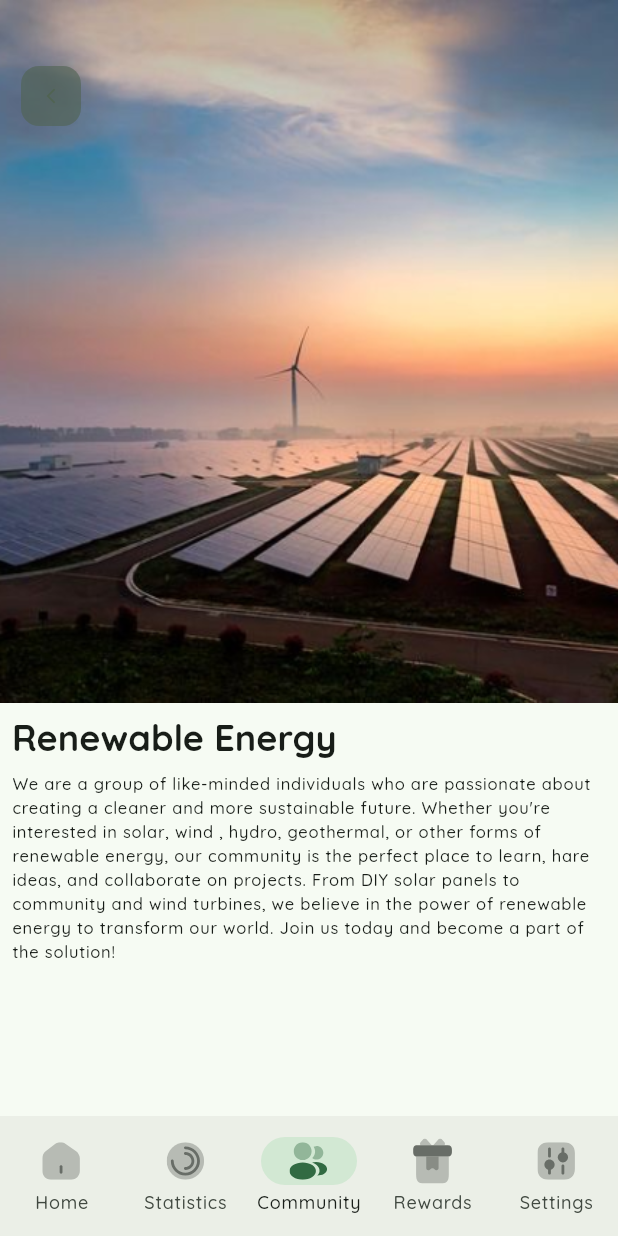
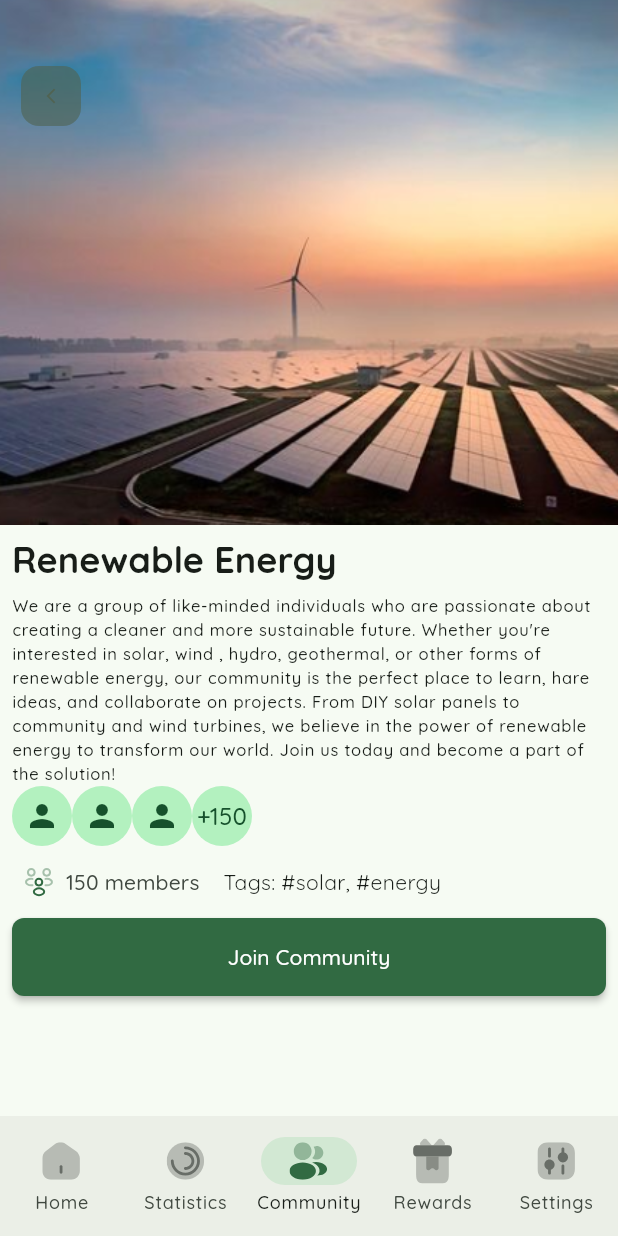
Before and after one commit to Quingsley/CarbonZero, a Flutter app: the CommunityDetails screen opened by its route, on a phone screen of 412 x 824 dp. Run offline on Flutter 3.47's test engine with Material 3 defaults, Android fonts, the phone set to English and light mode, and no system bars; our stand-ins replace fl_chart, flex_color_scheme, flutter_svg, go_router, google_fonts, image_picker and 2 more; accounts and stored records are empty; project files that could hold a hidden picture were left out.

```diff
--- a/lib/features/community/presentation/pages/community_details.dart
+++ b/lib/features/community/presentation/pages/community_details.dart
@@ -1,6 +1,8 @@
 import 'package:carbon_zero/core/constants/constants.dart';
 import 'package:carbon_zero/core/extensions.dart';
+import 'package:carbon_zero/core/widgets/primary_button.dart';
 import 'package:flutter/material.dart';
+import 'package:flutter_svg/flutter_svg.dart';
 import 'package:go_router/go_router.dart';
 
 /// will show the details of a community
@@ -16,7 +18,21 @@ class CommunityDetails extends StatelessWidget {
         children: [
           Stack(
             children: [
-              Image.asset('assets/images/solar_energy.png'),
+              Container(
+                height: 350,
+                width: MediaQuery.sizeOf(context).width,
+                decoration: const BoxDecoration(
+                  image: DecorationImage(
+                    fit: BoxFit.cover,
+                    image: AssetImage('assets/images/solar_energy.png'),
+                  ),
+                ),
+              ),
+              // Image.asset(
+              //   'assets/images/solar_energy.png',
+              //   height: 300,
+              //   width: MediaQuery.sizeOf(context).width,
+              // ),
               Positioned(
                 top: 40,
                 left: 10,
@@ -59,7 +75,40 @@ class CommunityDetails extends StatelessWidget {
                       ),
                     ),
                     const SizedBox(height: 8),
-                    Text(sampleText, style: context.textTheme.labelSmall),
+                    // probable use read more text
+                    Text(
+                      sampleText,
+                      style: context.textTheme.labelSmall,
+                    ),
+                    // TODO: fix
+                    Row(
+                      children: List.generate(
+                        4,
+                        (index) => CircleAvatar(
+                          child: index == 3
+                              ? const Text('+150')
+                              : const Icon(Icons.person),
+                        ),
+                      ),
+                    ),
+                    Row(
+                      children: [
+                        Chip(
+                          avatar: SvgPicture.asset(
+                            'assets/images/community-icon.svg',
+                            width: 24,
+                            colorFilter: ColorFilter.mode(
+                              context.colors.primary,
+                              BlendMode.srcIn,
+                            ),
+                          ),
+                          label: const Text('150 members'),
+                          side: BorderSide.none,
+                        ),
+                        const Text('Tags: #solar, #energy'),
+                      ],
+                    ),
+                    PrimaryButton(text: 'Join Community', onPressed: () {}),
                   ],
                 ),
               ),
--- /dev/null
+++ b/lib/features/community/presentation/pages/community_inbox.dart
@@ -0,0 +1,16 @@
+import 'package:flutter/material.dart';
+
+class CommunityInbox extends StatelessWidget {
+  const CommunityInbox({super.key});
+
+  @override
+  Widget build(BuildContext context) {
+    return Scaffold(
+      appBar: AppBar(
+        centerTitle: true,
+        title: const Text('INbox'),
+      ),
+      body: const Center(child: Text('inbox')),
+    );
+  }
+}
--- a/lib/features/community/presentation/widgets/user_community_card.dart
+++ b/lib/features/community/presentation/widgets/user_community_card.dart
@@ -1,5 +1,6 @@
 import 'package:carbon_zero/core/extensions.dart';
 import 'package:flutter/material.dart';
+import 'package:go_router/go_router.dart';
 
 /// shows the users communities with the button to continue chatting
 class UserCommunityCard extends StatelessWidget {
@@ -58,7 +59,7 @@ class UserCommunityCard extends StatelessWidget {
               ),
               // const Spacer(),
               OutlinedButton(
-                onPressed: () {},
+                onPressed: () => context.go('/community/inbox'),
                 style: OutlinedButton.styleFrom(
                   foregroundColor: context.colors.primary,
                   side: BorderSide(color: context.colors.primary),
```
